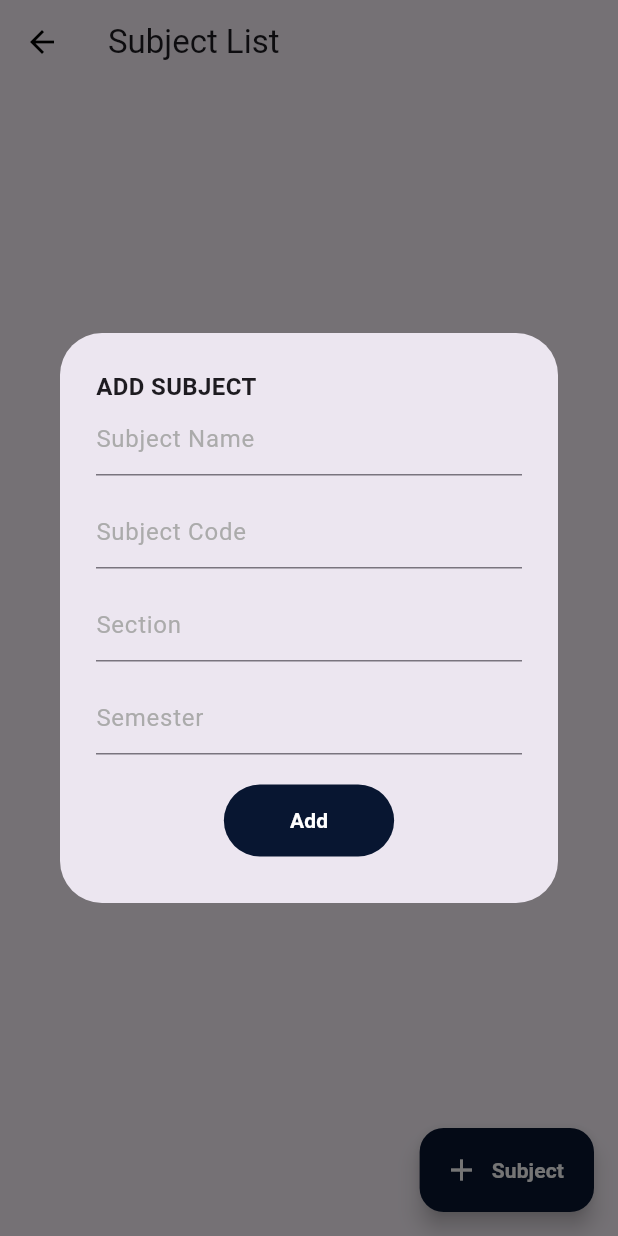
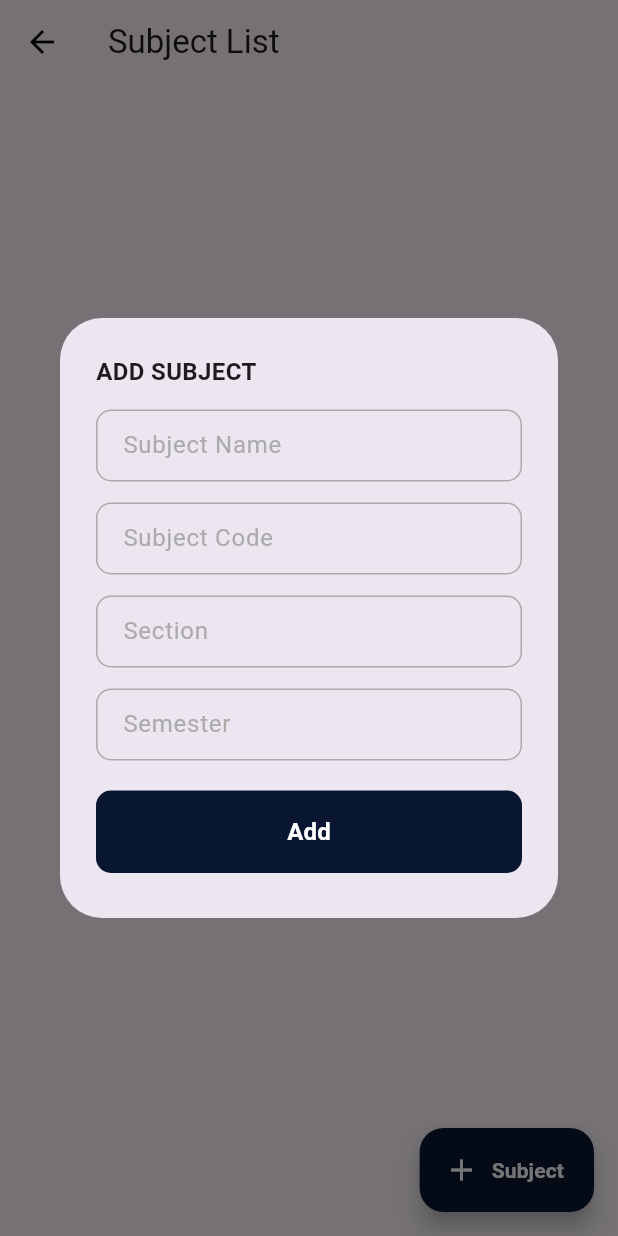
Before and after one commit to Amawers/attendifyyy, a Flutter app: the ListOfSubjects screen opened directly, after a tap on "Subject", on a phone screen of 412 x 824 dp. Run offline on Flutter 3.47's test engine with Material 3 defaults, Android fonts, the phone set to English and light mode, and no system bars; our stand-ins replace shared_preferences; accounts and stored records are empty.

Commit message:
style: re designed create subject list and dialog

```diff
--- a/lib/create_subjects/create_subjects.dart
+++ b/lib/create_subjects/create_subjects.dart
@@ -5,7 +5,6 @@ import 'package:attendifyyy/bottom_nav_bar.dart';
 import 'package:attendifyyy/create_students/create_students.dart';
 import 'package:flutter/material.dart';
 import 'package:http/http.dart' as http;
-import 'dart:math';
 
 class ListOfSubjects extends StatefulWidget {
   const ListOfSubjects({super.key});
@@ -52,6 +51,11 @@ class _ListOfSubjectsState extends State<ListOfSubjects> {
 
   @override
   Widget build(BuildContext context) {
+    var backgroundColors = [
+      0xFF00315D,
+      0xFFA4C9FE,
+    ];
+
     return Scaffold(
       appBar: AppBar(
         leading: IconButton(
@@ -60,7 +64,9 @@ class _ListOfSubjectsState extends State<ListOfSubjects> {
                 MaterialPageRoute(builder: (context) => const BottomNavBar()))),
         title: const Text('Subject List'),
       ),
-      body: (converted.isEmpty) ? const Center(child: Text('Empty')) : ListView.builder(
+      body: (converted.isEmpty)
+          ? const Center(child: Text('Empty'))
+          : ListView.builder(
               padding: const EdgeInsets.all(14.0),
               itemCount: converted.length,
               itemBuilder: (context, index) {
@@ -69,7 +75,9 @@ class _ListOfSubjectsState extends State<ListOfSubjects> {
                   subject_code: converted[index]['subject_code'] ?? 'tesssst',
                   section_name: converted[index]['section_name'] ?? 'tesssst',
                   section_id: converted[index]['section_id'] ?? 'tesssst',
-                subject_id: converted[index]['subject_id']);
+                  subject_id: converted[index]['subject_id'],
+                  backgroundColor: backgroundColors[index % 2],
+                );
               }),
       floatingActionButton: FloatingActionButton.extended(
         backgroundColor: const Color(0xFF081631),
@@ -96,22 +104,16 @@ class ListOfSubjectsWidget extends StatelessWidget {
   String section_name;
   String section_id;
   String subject_id;
+  int backgroundColor;
 
-  ListOfSubjectsWidget(
-      {required this.subject_name,
+  ListOfSubjectsWidget({
+    required this.subject_name,
     required this.subject_code,
     required this.section_name,
     required this.section_id,
-      required this.subject_id});
-
-  Random random = Random();
-  var backgroundColors = [
-    const Color(0xFF081631),
-    const Color(0xFFCD00B9),
-    const Color(0xFFFF9900),
-    const Color(0xFFFF9900),
-    const Color(0xFF039000)
-  ];
+    required this.subject_id,
+    required this.backgroundColor,
+  });
 
   @override
   Widget build(BuildContext context) {
@@ -130,10 +132,12 @@ class ListOfSubjectsWidget extends StatelessWidget {
                           subject_name: subject_name)));
             },
             style: ButtonStyle(
+                padding: MaterialStateProperty.all<EdgeInsets>(
+                    const EdgeInsets.all(16.0)),
                 minimumSize:
                     MaterialStateProperty.all<Size>(const Size.fromHeight(100)),
-                backgroundColor: MaterialStateProperty.all<Color>(
-                    backgroundColors[random.nextInt(5)]),
+                backgroundColor:
+                    MaterialStateProperty.all<Color>(Color(backgroundColor)),
                 shape: MaterialStateProperty.all<RoundedRectangleBorder>(
                     RoundedRectangleBorder(
                   borderRadius: BorderRadius.circular(16.0),
@@ -141,25 +145,33 @@ class ListOfSubjectsWidget extends StatelessWidget {
             child: Column(
               crossAxisAlignment: CrossAxisAlignment.start,
               children: [
-                Row(
-                    mainAxisAlignment: MainAxisAlignment.spaceBetween,
-                    children: [
                 Text(subject_name,
                     style: const TextStyle(
                       color: Colors.white,
                       fontSize: 24.0,
                     )),
+                const SizedBox(height: 10.0),
+                Row(
+                    mainAxisAlignment: MainAxisAlignment.spaceBetween,
+                    children: [
                       Text(subject_code,
                           style: const TextStyle(
+                            color: Color(0xDAEAEAEA),
+                            fontSize: 20.0,
+                          )),
+                      Container(
+                          padding: const EdgeInsets.symmetric(
+                              vertical: 6.0, horizontal: 14.0),
+                          decoration: BoxDecoration(
                             color: Colors.white,
+                            borderRadius: BorderRadius.circular(10.0),
+                          ),
+                          child: Text(section_name,
+                              style: const TextStyle(
+                                color: Colors.black,
                                 fontSize: 20.0,
-                          ))
+                              )))
                     ]),
-                Text(section_name,
-                    style: const TextStyle(
-                      color: Color(0xDAEAEAEA),
-                      fontSize: 18.0,
-                    ))
               ],
             )));
   }
@@ -196,7 +208,7 @@ class _CreateSubject extends State<CreateSubject> {
   @override
   Widget build(BuildContext context) {
     return Container(
-      height: 380,
+      height: 400,
       padding: const EdgeInsets.all(24.0),
       child: ListView(
         children: [
@@ -207,55 +219,39 @@ class _CreateSubject extends State<CreateSubject> {
               )),
           Form(
               child: Column(children: [
-            TextFormField(
-              controller: subjectNameController,
-              decoration: const InputDecoration(
-                  hintText: 'Subject Name',
-                  hintStyle: TextStyle(
-                      fontWeight: FontWeight.normal, color: Color(0xFFABABAB))),
-            ),
             const SizedBox(height: 14),
-            TextFormField(
-              controller: subjectCodeController,
-              decoration: const InputDecoration(
-                  hintText: 'Subject Code',
-                  hintStyle: TextStyle(
-                      fontWeight: FontWeight.normal, color: Color(0xFFABABAB))),
-            ),
+            createTextField(subjectNameController, "Subject Name"),
             const SizedBox(height: 14),
-            TextFormField(
-              controller: sectionNameController,
-              decoration: const InputDecoration(
-                  hintText: 'Section',
-                  hintStyle: TextStyle(
-                      fontWeight: FontWeight.normal, color: Color(0xFFABABAB))),
-            ),
+            createTextField(subjectCodeController, "Subject Code"),
             const SizedBox(height: 14),
-            TextFormField(
-              controller: semesterController,
-              decoration: const InputDecoration(
-                  hintText: 'Semester',
-                  hintStyle: TextStyle(
-                      fontWeight: FontWeight.normal, color: Color(0xFFABABAB))),
-            ),
+            createTextField(sectionNameController, "Section"),
+            const SizedBox(height: 14),
+            createTextField(semesterController, "Semester"),
             const SizedBox(height: 20.0),
                 TextButton(
                 onPressed: () {
                   createSubject();
-                  Navigator.of(context, rootNavigator: true).pop(); //close dialog
+                  Navigator.of(context, rootNavigator: true)
+                      .pop(); //close dialog
                 },
                 style: ButtonStyle(
+                  minimumSize: MaterialStateProperty.all<Size>(
+                      const Size.fromHeight(55)), //having height will make width 100%
                   padding: MaterialStateProperty.all<EdgeInsets>(
                       const EdgeInsets.symmetric(
                           vertical: 14.0, horizontal: 44.0)),
                   backgroundColor: MaterialStateProperty.all<Color>(
                     const Color(0xFF081631),
                   ),
+                    shape: MaterialStateProperty.all<RoundedRectangleBorder>(
+                        RoundedRectangleBorder(
+                          borderRadius: BorderRadius.circular(10.0),
+                        )),
                 ),
                 child: const Text("Add",
                     style: TextStyle(
                         backgroundColor: Color(0xFF081631),
-                        fontSize: 14,
+                        fontSize: 16,
                         fontWeight: FontWeight.bold,
                         color: Colors.white))),
           ]))
@@ -264,3 +260,29 @@ class _CreateSubject extends State<CreateSubject> {
     );
   }
 }
+
+/*
+*
+* Widget components
+*
+*
+* */
+Widget createTextField(valueController, label) {
+  return TextFormField(
+    controller: valueController,
+    decoration: InputDecoration(
+        hintText: label,
+        contentPadding: const EdgeInsets.symmetric(horizontal: 14.0),
+        hintStyle: const TextStyle(
+            fontWeight: FontWeight.normal, color: Color(0xFFABABAB)),
+      focusedBorder: const OutlineInputBorder(
+          borderRadius: BorderRadius.all(Radius.circular(10.0)),
+          borderSide: BorderSide(width: 2, color: Color(0xFF081631))),
+//normal state of textField border
+      enabledBorder: const OutlineInputBorder(
+          borderRadius: BorderRadius.all(Radius.circular(10.0)),
+          borderSide:
+          BorderSide(color: Color(0xFFABABAB))), // your color
+    ),
+    );
+}
```
Also changed, not shown: lib/authentication/log_in.dart (+5 -5 lines), lib/authentication/sign_up.dart (+5 -5 lines). Lines whose indentation alone changed are shown as unchanged.
